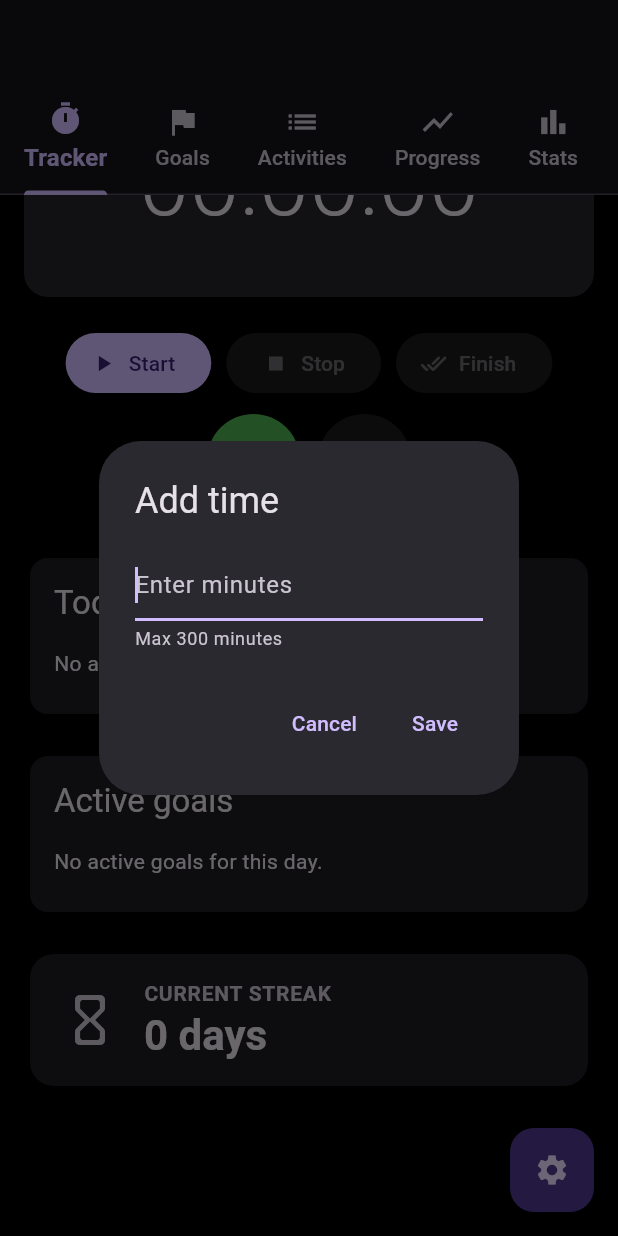
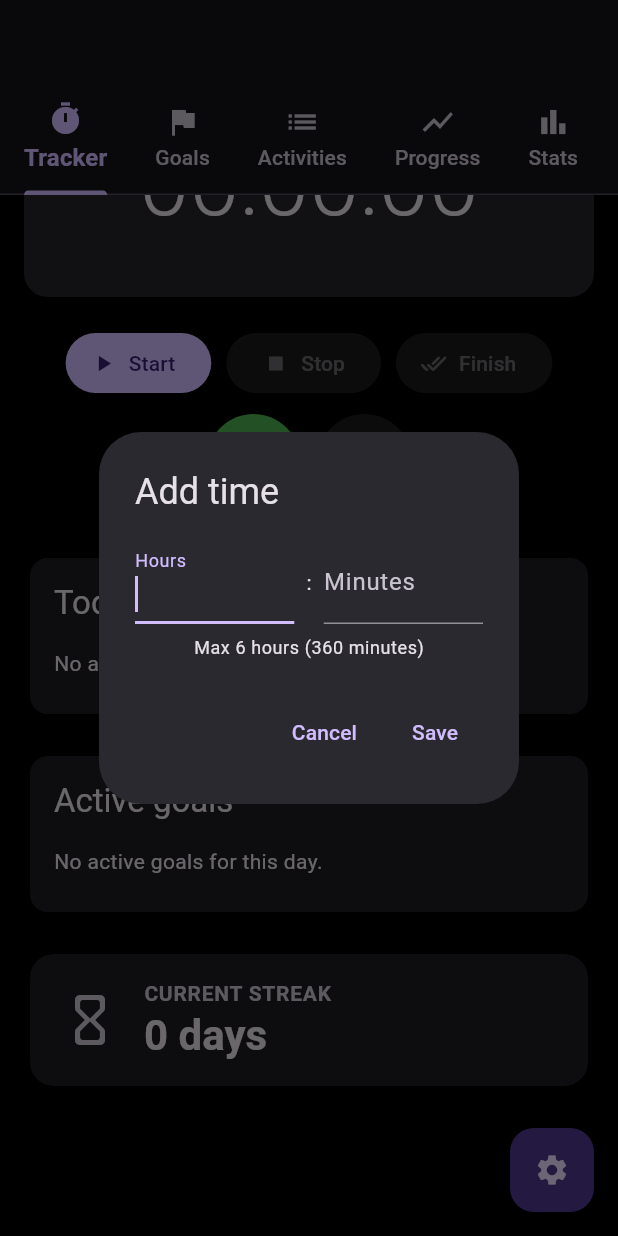
Before and after one commit to Pedziwiatrr/Lock-In-app, a Flutter app: the screen it shows after launch, scrolled down 166 dp, after a tap on the "add" icon, on a phone screen of 412 x 824 dp. Run offline on Flutter 3.47's test engine with Material 3 defaults, Android fonts, the phone set to English and light mode, and no system bars; our stand-ins replace fl_chart, flutter_html, flutter_local_notifications, google_mobile_ads, permission_handler, shared_preferences and 1 more; missing offline and left inert: flutter_background_service.

Commit message:
feat (manual logs): added a way to add the time in hours instead of minutes

```diff
--- a/lib/pages/tracker_page.dart
+++ b/lib/pages/tracker_page.dart
@@ -140,24 +140,68 @@ class _TrackerPageState extends State<TrackerPage> {
   void showInputDialog(String title, String hint, bool isTimed, Function(int) onSave) {
     final bool cheatsEnabled = widget.activities.any((a) => a.name == 'sv_cheats 1');
 
-    final int timeLimit = cheatsEnabled ? maxManualTimeMinutes : 300;
+    final int timeLimit = cheatsEnabled ? maxManualTimeMinutes : 360;
     final int completionLimit = cheatsEnabled ? maxManualCompletions : 30;
 
     final int currentLimit = isTimed ? timeLimit : completionLimit;
     final String unit = isTimed ? "minutes" : "completions";
 
-    final controller = TextEditingController();
+    final hoursController = TextEditingController();
+    final minutesController = TextEditingController();
+    final completionController = TextEditingController();
+
+    String limitText;
+    if (isTimed) {
+      final int hours = currentLimit ~/ 60;
+      limitText = 'Max $hours hours ($currentLimit minutes)';
+    } else {
+      limitText = 'Max $currentLimit $unit';
+    }
+
     showDialog(
       context: context,
       builder: (_) => AlertDialog(
         title: Text(title),
-        content: TextField(
-          controller: controller,
+        content: isTimed
+            ? Column(
+          mainAxisSize: MainAxisSize.min,
+          children: [
+            Row(
+              children: [
+                Expanded(
+                  child: TextField(
+                    controller: hoursController,
+                    autofocus: true,
+                    keyboardType: TextInputType.number,
+                    decoration: const InputDecoration(labelText: 'Hours'),
+                    inputFormatters: [FilteringTextInputFormatter.digitsOnly],
+                  ),
+                ),
+                const Padding(
+                  padding: EdgeInsets.symmetric(horizontal: 8.0),
+                  child: Text(':'),
+                ),
+                Expanded(
+                  child: TextField(
+                    controller: minutesController,
+                    keyboardType: TextInputType.number,
+                    decoration: const InputDecoration(labelText: 'Minutes'),
+                    inputFormatters: [FilteringTextInputFormatter.digitsOnly],
+                  ),
+                ),
+              ],
+            ),
+            const SizedBox(height: 8),
+            Text(limitText, style: Theme.of(context).textTheme.bodySmall),
+          ],
+        )
+            : TextField(
+          controller: completionController,
           autofocus: true,
           keyboardType: TextInputType.number,
           decoration: InputDecoration(
             hintText: hint,
-            helperText: 'Max $currentLimit $unit',
+            helperText: limitText,
           ),
           inputFormatters: [FilteringTextInputFormatter.digitsOnly],
         ),
@@ -165,7 +209,23 @@ class _TrackerPageState extends State<TrackerPage> {
           TextButton(onPressed: () => Navigator.pop(context), child: const Text('Cancel')),
           TextButton(
             onPressed: () {
-              final value = controller.text.trim();
+              if (isTimed) {
+                final int hours = int.tryParse(hoursController.text.trim()) ?? 0;
+                final int minutes = int.tryParse(minutesController.text.trim()) ?? 0;
+                final totalMinutes = (hours * 60) + minutes;
+
+                if (totalMinutes > 0 && totalMinutes <= currentLimit) {
+                  Navigator.pop(context);
+                  onSave(totalMinutes);
+                } else {
+                  ScaffoldMessenger.of(context).showSnackBar(
+                    SnackBar(
+                      content: Text('Total time must be between 1 minute and $currentLimit minutes.'),
+                    ),
+                  );
+                }
+              } else {
+                final value = completionController.text.trim();
                 final intVal = int.tryParse(value);
                 if (value.isNotEmpty && intVal != null && intVal > 0 && intVal <= currentLimit) {
                   Navigator.pop(context);
@@ -176,6 +236,7 @@ class _TrackerPageState extends State<TrackerPage> {
                       content: Text('Enter a number between 1 and $currentLimit.'),
                     ),
                   );
+                }
               }
             },
             child: const Text('Save'),
@@ -470,7 +531,7 @@ class _TrackerPageState extends State<TrackerPage> {
                   ElevatedButton(
                     onPressed: () => showInputDialog(
                         widget.selectedActivity is TimedActivity ? 'Add time' : 'Add completions',
-                        widget.selectedActivity is TimedActivity ? 'Enter minutes' : 'Enter number of completions',
+                        widget.selectedActivity is TimedActivity ? 'Enter hours and minutes' : 'Enter number of completions',
                         widget.selectedActivity is TimedActivity,
                             (intVal) => _handleAddManual(intVal)),
                     style: ElevatedButton.styleFrom(
@@ -487,7 +548,7 @@ class _TrackerPageState extends State<TrackerPage> {
                         ? null
                         : () => showInputDialog(
                         widget.selectedActivity is TimedActivity ? 'Subtract time' : 'Subtract completions',
-                        widget.selectedActivity is TimedActivity ? 'Enter minutes' : 'Enter number of completions',
+                        widget.selectedActivity is TimedActivity ? 'Enter hours and minutes' : 'Enter number of completions',
                         widget.selectedActivity is TimedActivity,
                             (intVal) => _handleSubtractManual(intVal)),
                     style: ElevatedButton.styleFrom(
```
Lines whose indentation alone changed are shown as unchanged.
